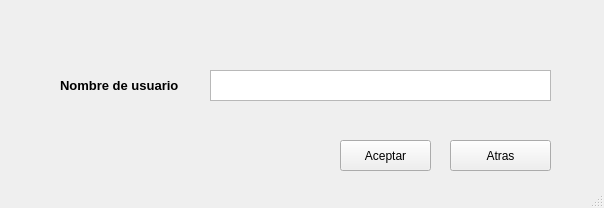
Before: the Qt Designer form src/UI/recovery.ui in PurpleFlamingo/purpleACOES, drawn with Qt 5.
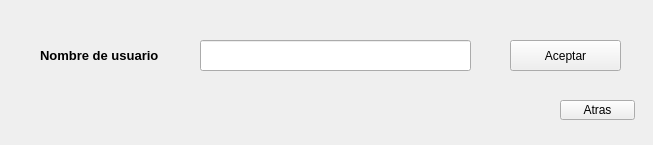
After: the same form once the commit is applied.

Commit message:
Subida de UIs
He modificaco en el login el acceso a recordatorio de contraseña, he modificado recovery y correoElectronico y he subido una ventana "provisional" para que muestre la contraseña, en lugar de enviarla por email como dice el requisito (sería hasta que se implementase el envio del email, si es posible implementarlo)

```diff
--- a/src/UI/recovery.ui
+++ b/src/UI/recovery.ui
@@ -6,8 +6,8 @@
    <rect>
     <x>0</x>
     <y>0</y>
-    <width>604</width>
-    <height>208</height>
+    <width>653</width>
+    <height>145</height>
    </rect>
   </property>
   <property name="windowTitle">
@@ -20,8 +20,8 @@
    <widget class="QLabel" name="lUserName">
     <property name="geometry">
      <rect>
-      <x>60</x>
-      <y>70</y>
+      <x>40</x>
+      <y>40</y>
       <width>131</width>
       <height>31</height>
      </rect>
@@ -37,22 +37,12 @@
      <string>Nombre de usuario</string>
     </property>
    </widget>
-   <widget class="QTextEdit" name="tUserName">
-    <property name="geometry">
-     <rect>
-      <x>210</x>
-      <y>70</y>
-      <width>341</width>
-      <height>31</height>
-     </rect>
-    </property>
-   </widget>
    <widget class="QPushButton" name="bOk">
     <property name="geometry">
      <rect>
-      <x>340</x>
-      <y>140</y>
-      <width>91</width>
+      <x>510</x>
+      <y>40</y>
+      <width>111</width>
       <height>31</height>
      </rect>
     </property>
@@ -63,18 +53,27 @@
    <widget class="QPushButton" name="bExit">
     <property name="geometry">
      <rect>
-      <x>450</x>
-      <y>140</y>
-      <width>101</width>
-      <height>31</height>
+      <x>560</x>
+      <y>100</y>
+      <width>75</width>
+      <height>20</height>
      </rect>
     </property>
     <property name="text">
      <string>Atras</string>
     </property>
    </widget>
+   <widget class="QLineEdit" name="eUserName">
+    <property name="geometry">
+     <rect>
+      <x>200</x>
+      <y>40</y>
+      <width>271</width>
+      <height>31</height>
+     </rect>
+    </property>
+   </widget>
   </widget>
-  <widget class="QStatusBar" name="statusbar"/>
  </widget>
  <resources/>
  <connections/>
```
The commit also changes 2 other files.
